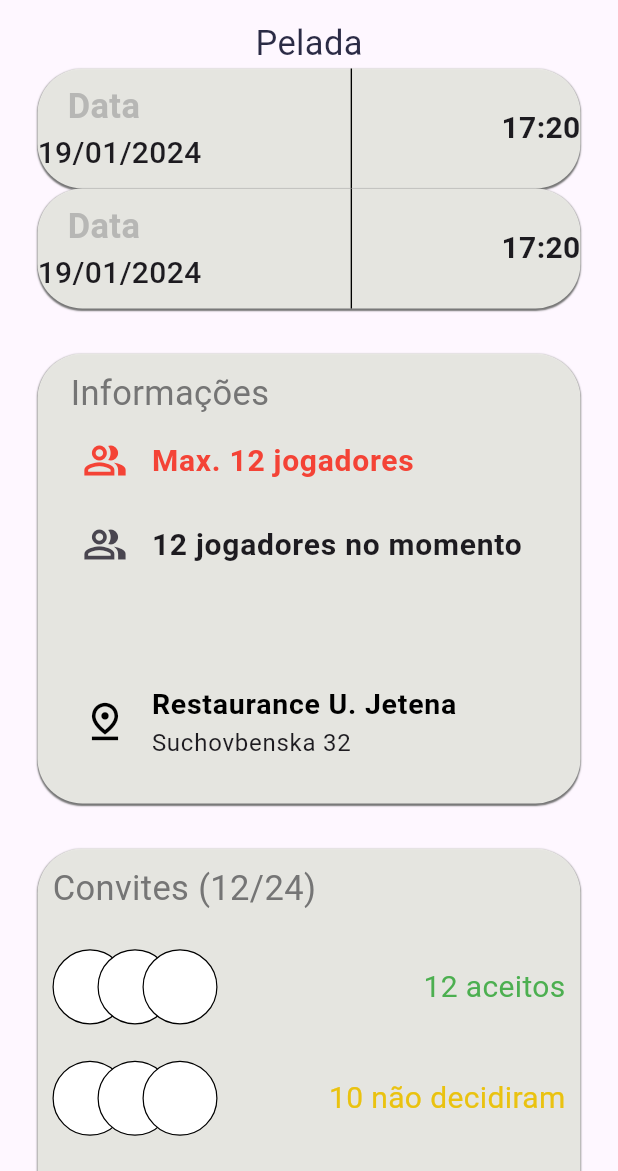
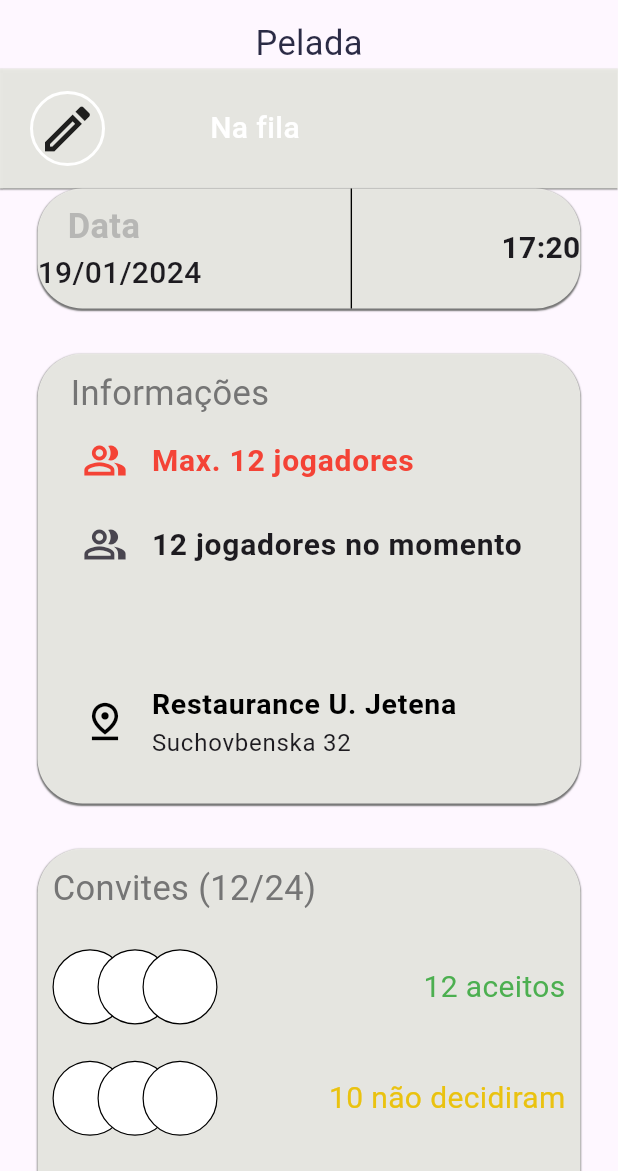
Before and after one commit to thiaguinho700/Timaco2.0, a Flutter app: the ViewEvento screen opened directly, on a phone screen of 412 x 824 dp, the part 65-1236 px from its top. Run offline on Flutter 3.47's test engine with Material 3 defaults, Android fonts, the phone set to English and light mode, and no system bars; our stand-ins replace flutter_svg, google_nav_bar; project files that could hold a hidden picture were left out.

Commit message:
Update ViewEvento

```diff
--- a/projeto/lib/Pages/MainEventoPage/ViewEvento.dart
+++ b/projeto/lib/Pages/MainEventoPage/ViewEvento.dart
@@ -29,7 +29,6 @@ class _ViewEventoState extends State<ViewEvento> {
             )),
       ),
       body: SingleChildScrollView(
-
         child: Center(
           child: Column(
             children: [
@@ -50,45 +49,34 @@ class _ViewEventoState extends State<ViewEvento> {
                             offset: const Offset(0, 1))
                       ],
                       color: ColorsPaleta().BackGroundGray,
-                        borderRadius: const BorderRadiusDirectional.all(
-                            Radius.circular(30))),
-                    width: MediaQuery.of(context).size.width - 50,
+                    ),
+                    width: MediaQuery.of(context).size.width,
                     height: 80,
                     child: Row(
-                      mainAxisAlignment: MainAxisAlignment.spaceBetween,
-                      children: [
-                        Column(
-                          crossAxisAlignment: CrossAxisAlignment.start,
-                          mainAxisAlignment: MainAxisAlignment.center,
+                      crossAxisAlignment: CrossAxisAlignment.center,
+                      mainAxisAlignment: MainAxisAlignment.start,
                       children: [
                         Padding(
-                              padding:
-                                  const EdgeInsetsDirectional.only(start: 20),
-                              child: Text(
-                                "Data",
-                                style: TextStyle(
-                                    fontSize: 23,
-                                    color: ColorsPaleta().lineGreyColor,
-                                    fontWeight: FontWeight.w600),
+                          padding: const EdgeInsetsDirectional.only(end: 70.0, start: 20.0),
+                          child: Container(
+                            width: 50,
+                            height: 50,
+                            decoration: BoxDecoration(
+                                border:
+                                    Border.all(width: 2, color: Colors.white),
+                                borderRadius: const BorderRadius.all(
+                                    Radius.circular(50))),
+                            child: const Icon(Icons.mode_edit_outline_outlined,
+                                size: 40.0),
                           ),
                         ),
                         const Text(
-                              "19/01/2024",
+                          "Na fila",
                           style: TextStyle(
-                                  fontSize: 20, fontWeight: FontWeight.w500),
+                              color: Colors.white,
+                              fontSize: 20.0,
+                              fontWeight: FontWeight.w500),
                         )
-                          ],
-                        ),
-                        Container(
-                          width: 0.9,
-                          height: 80,
-                          decoration: const BoxDecoration(color: Colors.black),
-                        ),
-                        const Text(
-                          "17:20",
-                          style: TextStyle(
-                              fontSize: 20, fontWeight: FontWeight.w600),
-                        ),
                       ],
                     ),
                   ),
```
Lines whose indentation alone changed are shown as unchanged.
